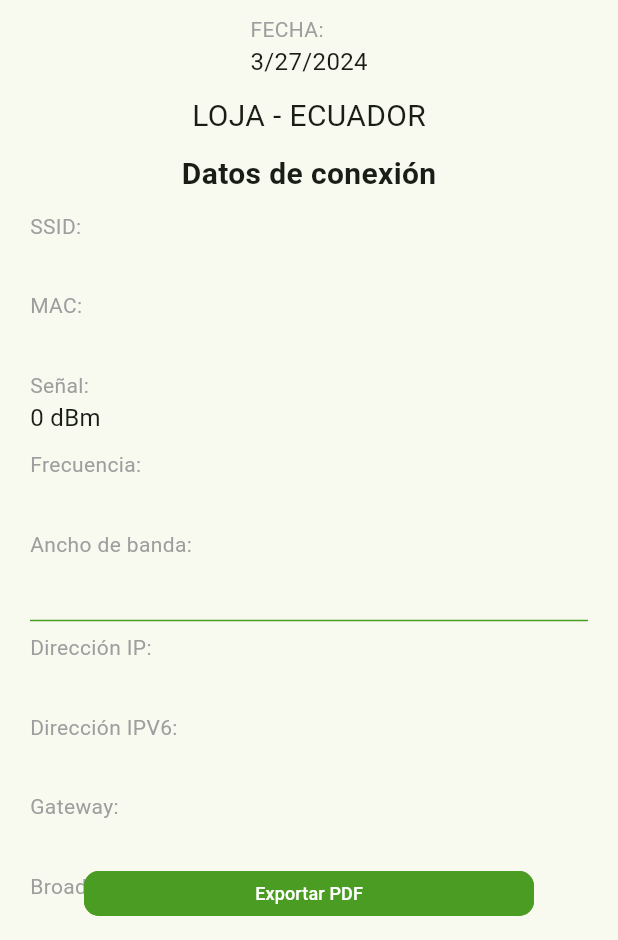
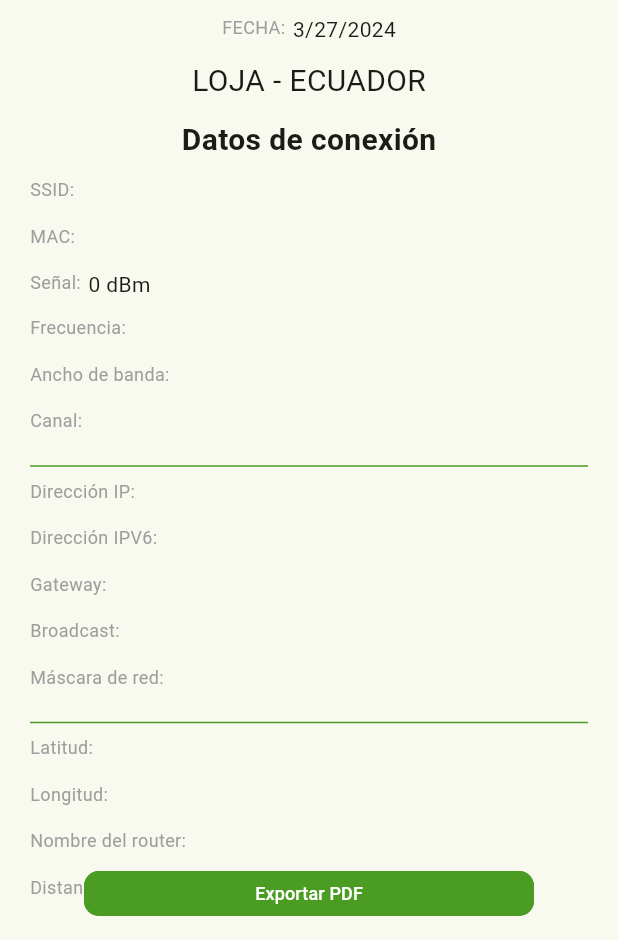
Before and after one commit to luis1112/wifi_web, a Flutter app: the PageInform screen opened by its route, on a phone screen of 412 x 824 dp, the part 296-1236 px from its top. Run offline on Flutter 3.47's test engine with Material 3 defaults, Android fonts, the phone set to English and light mode, and no system bars; our stand-ins replace cloud_firestore, firebase_core, fl_chart, fluro, google_sign_in, loading_animation_widget and 3 more; missing offline and left inert: dart:html, kdgaugeview, universal_html; accounts and stored records are empty.

Commit message:
recibir canal y nombre del router

```diff
--- a/lib/controller/access_point_controller.dart
+++ b/lib/controller/access_point_controller.dart
@@ -48,7 +48,7 @@ class AccessPointController {
       var data = await subRef
           .where("uuid", isEqualTo: uuid)
           .orderBy("time", descending: true)
-          .limit(30)
+          .limit(20)
           .get();
       var docs = data.docs;
       var result = docs.map((e) {
@@ -76,7 +76,7 @@ class AccessPointController {
       var data = await subRef
           .where("uuid", isEqualTo: uuid)
           .orderBy("time", descending: true)
-          .limit(30)
+          .limit(20)
           .get();
       var docs = data.docs;
       var result = docs.map((e) {
--- a/lib/models/model_connection.dart
+++ b/lib/models/model_connection.dart
@@ -13,7 +13,9 @@ class ItemConnection {
   final String distance;
   final String latitude;
   final String longitude;
+  final String chanelWidth;
   final String chanel;
+  final String brandRouter;
   final String uuid;
 
   ItemConnection({
@@ -29,7 +31,9 @@ class ItemConnection {
     this.distance = "",
     this.latitude = "",
     this.longitude = "",
+    this.chanelWidth = "",
     this.chanel = "",
+    this.brandRouter = "",
     this.uuid = "",
   });
 
@@ -46,7 +50,9 @@ class ItemConnection {
     String? distance,
     String? latitude,
     String? longitude,
+    String? chanelWidth,
     String? chanel,
+    String? brandRouter,
     String? uuid,
   }) {
     return ItemConnection(
@@ -62,7 +68,9 @@ class ItemConnection {
       distance: distance ?? this.distance,
       latitude: latitude ?? this.latitude,
       longitude: longitude ?? this.longitude,
+      chanelWidth: chanelWidth ?? this.chanelWidth,
       chanel: chanel ?? this.chanel,
+      brandRouter: brandRouter ?? this.brandRouter,
       uuid: uuid ?? this.uuid,
     );
   }
@@ -81,7 +89,9 @@ class ItemConnection {
       distance: parseString(json['distance']),
       latitude: parseString(json['latitude']),
       longitude: parseString(json['longitude']),
+      chanelWidth: parseString(json['chanelWidth']),
       chanel: parseString(json['chanel']),
+      brandRouter: parseString(json['brandRouter']),
       uuid: parseString(json['uuid']),
     );
   }
@@ -100,7 +110,9 @@ class ItemConnection {
       'distance': distance,
       'latitude': latitude,
       'longitude': longitude,
+      'chanelWidth': chanelWidth,
       'chanel': chanel,
+      'brandRouter': brandRouter,
       'uuid': uuid,
     };
   }
--- a/lib/pages/connection/item/item_connection.dart
+++ b/lib/pages/connection/item/item_connection.dart
@@ -11,7 +11,8 @@ Widget itemConnection(ItemConnection? c) {
       itemTextG("MAC:", c?.bssid),
       itemTextG("Señal:", "${c?.signal} dBm"),
       itemTextG("Frecuencia:", c?.freq),
-      itemTextG("Ancho de banda:", c?.chanel),
+      itemTextG("Ancho de banda:", c?.chanelWidth),
+      itemTextG("Canal:", c?.chanel),
       const DividerC(),
       itemTextG("Dirección IP:", c?.ipV4),
       itemTextG("Dirección IPV6:", c?.ipV6),
@@ -21,6 +22,7 @@ Widget itemConnection(ItemConnection? c) {
       const DividerC(),
       itemTextG("Latitud:", c?.latitude),
       itemTextG("Longitud:", c?.longitude),
+      itemTextG("Nombre del router:", c?.brandRouter),
       itemTextG("Distancia aproximada al router:", c?.distance),
     ],
   );
@@ -29,23 +31,22 @@ Widget itemConnection(ItemConnection? c) {
 Widget itemTextG(String? label, String? text) {
   return Container(
     margin: const EdgeInsets.only(bottom: 10.0),
-    child: Column(
-      crossAxisAlignment: CrossAxisAlignment.start,
-      mainAxisAlignment: MainAxisAlignment.start,
-      mainAxisSize: MainAxisSize.min,
+    child: Wrap(
+      crossAxisAlignment: WrapCrossAlignment.start,
       children: [
         Text(
           label ?? "",
           style: const TextStyle(
-            fontSize: 14.0,
+            fontSize: 12.0,
             fontWeight: FontWeight.w400,
             color: Colors.grey,
           ),
         ),
+        const SizedBox(width: 5.0),
         Text(
           text ?? "",
           style: const TextStyle(
-            fontSize: 16.0,
+            fontSize: 14.0,
             fontWeight: FontWeight.w400,
           ),
         ),
--- a/lib/pages/external/items/item_external.dart
+++ b/lib/pages/external/items/item_external.dart
@@ -2,24 +2,21 @@ import 'package:flutter/cupertino.dart';
 import 'package:wifi_web/docs.dart';
 
 Widget itemExternalData(ExternalConnection? redInfo) {
-  return SizedBox(
-    width: double.infinity,
-    child: Column(
+  return Column(
     crossAxisAlignment: CrossAxisAlignment.start,
     mainAxisAlignment: MainAxisAlignment.start,
     mainAxisSize: MainAxisSize.min,
     children: [
+      ...getExternal1(redInfo),
+      const DividerC(),
       ...getExternal2(redInfo),
     ],
-    ),
   );
 }
 
-List<Widget> getExternal1(ExternalConnection? redInfo, String? getTypeConnection) {
+List<Widget> getExternal1(ExternalConnection? redInfo) {
   ConnectionRedInfo? connection = redInfo?.connection;
   return [
-    if (getTypeConnection != null)
-      itemTextG("Tipo de conexión:", getTypeConnection),
     itemTextG("IP Pública:", redInfo?.ip ?? "---"),
     itemTextG("ISP:", connection?.isp ?? "---"),
     itemTextG("Dominio:", connection?.domain ?? "---"),
--- a/lib/pages/page_login.dart
+++ b/lib/pages/page_login.dart
@@ -61,6 +61,9 @@ class _PageLoginState extends State<PageLogin> {
                         color: Colors.white,
                         borderRadius: BorderRadius.circular(20.0),
                       ),
+                      constraints: const BoxConstraints(
+                        maxWidth: 350.0,
+                      ),
                       child: Image.asset(
                         "assets/image/logo_horizontal.png",
                         height: 60.0,
--- a/lib/pages/pdf/page_inform.dart
+++ b/lib/pages/pdf/page_inform.dart
@@ -97,7 +97,7 @@ class _PageInformState extends State<PageInform> {
                     aspectRatio: 1.2,
                     child: Padding(
                       padding: const EdgeInsets.only(
-                          right: 150.0, top: 20.0, left: 20.0),
+                          right: 20.0, top: 20.0, left: 20.0),
                       child: LineChart(itemChartChanel(pvC.lineBarsData)),
                     ),
                   ),
--- a/lib/pages/pdf/wiidgets/widget_connection.dart
+++ b/lib/pages/pdf/wiidgets/widget_connection.dart
@@ -8,10 +8,11 @@ Widget itemConnectionPdf(ItemConnection? c) {
     mainAxisSize: MainAxisSize.min,
     children: [
       itemTextGPdf("SSID:", c?.ssid),
-      itemTextGPdf("MAC:", c?.bssid),
+      itemTextGPdf("BSSID:", c?.bssid),
       itemTextGPdf("Señal:", "${c?.signal} dBm"),
       itemTextGPdf("Frecuencia:", c?.freq),
-      itemTextGPdf("Ancho de banda:", c?.chanel),
+      itemTextGPdf("Ancho de banda:", c?.chanelWidth),
+      itemTextGPdf("Canal:", c?.chanel),
       Divider(),
       itemTextGPdf("Dirección IP:", c?.ipV4),
       itemTextGPdf("Dirección IPV6:", c?.ipV6),
@@ -21,6 +22,7 @@ Widget itemConnectionPdf(ItemConnection? c) {
       Divider(),
       itemTextGPdf("Latitud:", c?.latitude),
       itemTextGPdf("Longitud:", c?.longitude),
+      itemTextGPdf("Nombre del router:", c?.brandRouter),
       itemTextGPdf("Distancia aproximada al router:", c?.distance),
     ],
   );
--- a/lib/providers/provider_login.dart
+++ b/lib/providers/provider_login.dart
@@ -21,9 +21,9 @@ class ProviderLogin with ChangeNotifier {
 
   Future<bool> loginWithGoogle() async {
     try {
-      var u = await googleSignIn.signIn();
-      var email = u?.email ?? "";
-      // var email = "jimmy.vicente@unl.edu.ec";
+      // var u = await googleSignIn.signIn();
+      // var email = u?.email ?? "";
+      var email = "jimmy.vicente@unl.edu.ec";
       if (email.contains("@unl.edu.ec")) {
         var userData = await UserController().getUserByUuid(email);
         if (userData != null && userData.rol.contains("web")) {
```
Also changed, not shown: lib/pages/pdf/wiidgets/widget_globals.dart (+4 -5 lines), lib/providers/provider_connection.dart (+5 -4 lines). Lines whose indentation alone changed are shown as unchanged.
